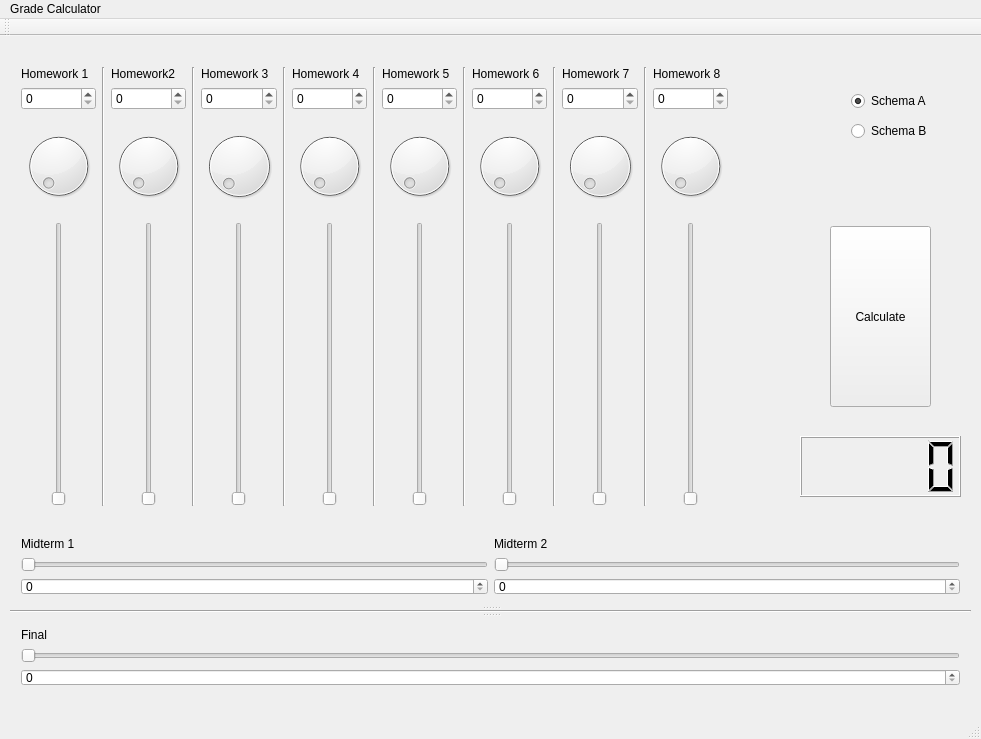
The window that grade_calculator/grade_calculator.ui (atklenner/QtGradeCalc) describes before a commit, drawn with Qt 5.
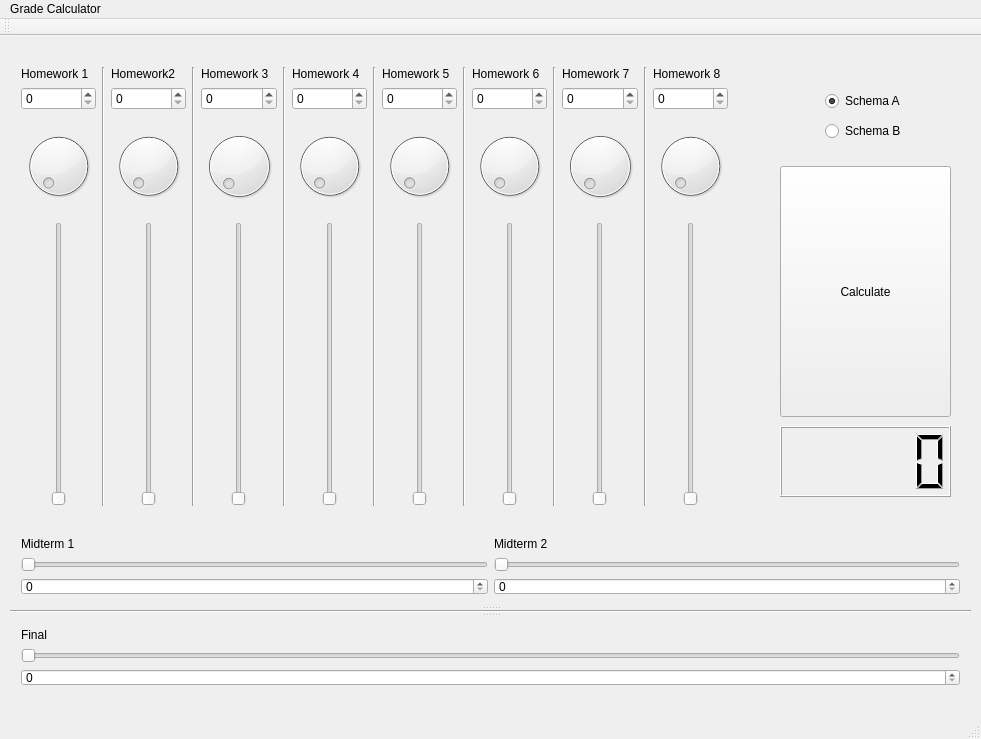
The same window after the commit.

Commit message: Fixed layout for calculator.

Diff of the .ui file:
```diff
--- a/grade_calculator/grade_calculator.ui
+++ b/grade_calculator/grade_calculator.ui
@@ -17,10 +17,10 @@
    <widget class="QPushButton" name="pushButton">
     <property name="geometry">
      <rect>
-      <x>830</x>
-      <y>190</y>
-      <width>101</width>
-      <height>181</height>
+      <x>780</x>
+      <y>130</y>
+      <width>171</width>
+      <height>251</height>
      </rect>
     </property>
     <property name="text">
@@ -30,14 +30,14 @@
    <widget class="QLCDNumber" name="lcdNumber">
     <property name="geometry">
      <rect>
-      <x>800</x>
-      <y>400</y>
-      <width>161</width>
-      <height>61</height>
+      <x>780</x>
+      <y>390</y>
+      <width>171</width>
+      <height>71</height>
      </rect>
     </property>
    </widget>
-   <widget class="QWidget" name="">
+   <widget class="QWidget" name="layoutWidget">
     <property name="geometry">
      <rect>
       <x>10</x>
@@ -572,17 +572,17 @@
      </layout>
     </widget>
    </widget>
-   <widget class="QWidget" name="">
+   <widget class="QWidget" name="layoutWidget">
     <property name="geometry">
      <rect>
-      <x>840</x>
+      <x>810</x>
       <y>40</y>
-      <width>99</width>
+      <width>111</width>
       <height>81</height>
      </rect>
     </property>
     <layout class="QVBoxLayout" name="verticalLayout_9">
-     <item>
+     <item alignment="Qt::AlignHCenter">
       <widget class="QRadioButton" name="radioButton">
        <property name="text">
         <string>Schema A</string>
@@ -592,7 +592,7 @@
        </property>
       </widget>
      </item>
-     <item>
+     <item alignment="Qt::AlignHCenter">
       <widget class="QRadioButton" name="radioButton_2">
        <property name="text">
         <string>Schema B</string>
```
Left out of the diff: 4 changed lines with no effect on the pictures. The commit also changes 5 other files.
